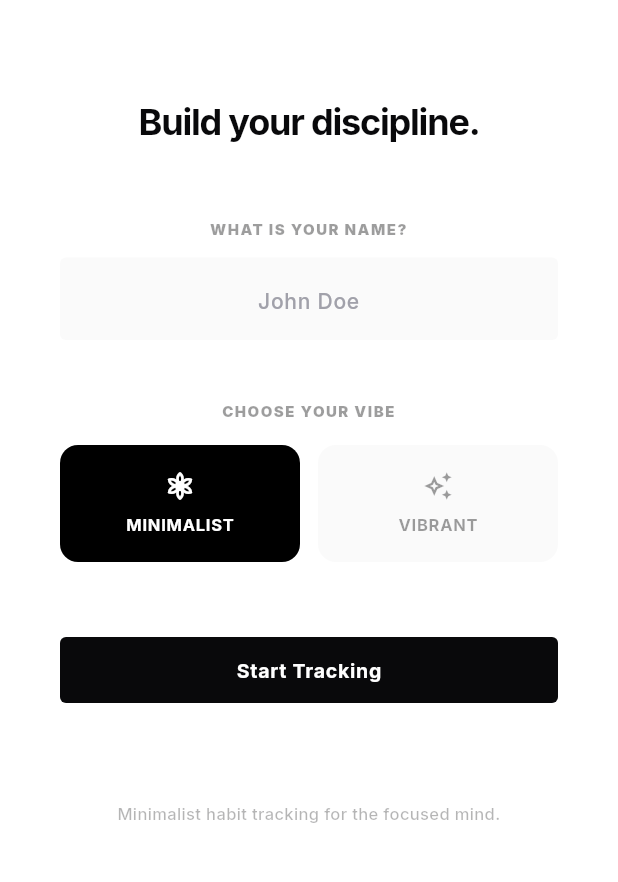
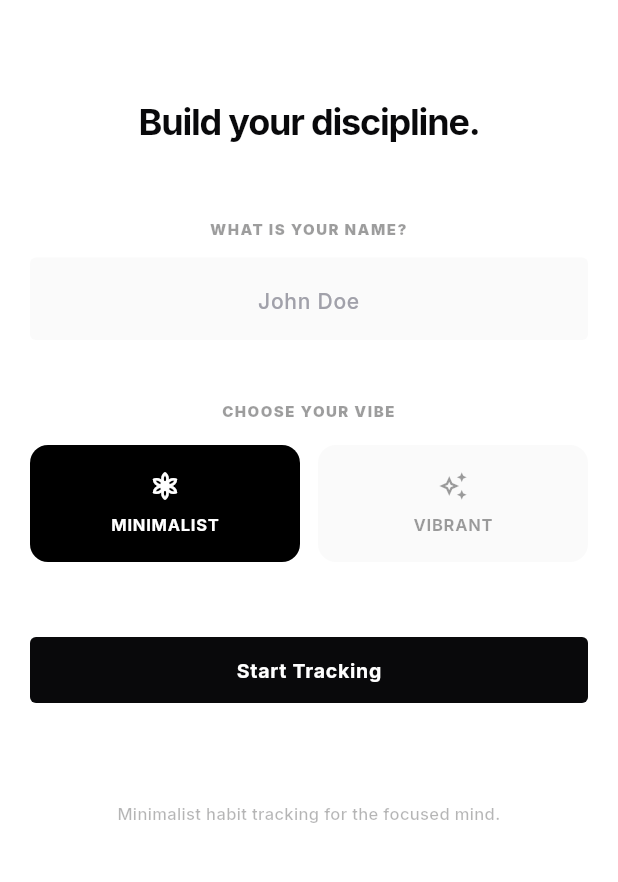
Before and after one commit to Uzee009/consistency-tracker, a Flutter app: the screen it shows after launch, on a phone screen of 412 x 824 dp, the part 218-1100 px from its top. Run offline on Flutter 3.47's test engine with Material 3 defaults, Android fonts, the phone set to English and light mode, and no system bars; our stand-ins replace fl_chart, google_fonts, shared_preferences, sqflite, sqflite_common_ffi; missing offline and left inert: window_manager; accounts and stored records are empty.

Commit message:
fix(startup): Improve theme application on startup and enhance FirstRunSetupScreen
- Refactored theme management in main.dart to ensure earlier and more consistent theme application during startup.
- Adjusted the layout of FirstRunSetupScreen with a constrained, centered design for improved aesthetics.
- Implemented dynamic preview of VisualStyles directly on FirstRunSetupScreen upon selection.

```diff
--- a/lib/main.dart
+++ b/lib/main.dart
@@ -57,11 +57,36 @@ class MyApp extends StatefulWidget {
 
 class _MyAppState extends State<MyApp> {
   late Future<bool> _isFirstRun;
+  late ThemeMode _currentThemeMode;
+  late VisualStyle _currentVisualStyle;
+  late bool _isDark;
 
   @override
   void initState() {
     super.initState();
     _isFirstRun = _checkFirstRun();
+    _currentThemeMode = themeNotifier.value;
+    _currentVisualStyle = styleNotifier.value;
+    themeNotifier.addListener(_updateThemeAndStyle);
+    styleNotifier.addListener(_updateThemeAndStyle);
+  }
+
+  @override
+  void dispose() {
+    themeNotifier.removeListener(_updateThemeAndStyle);
+    styleNotifier.removeListener(_updateThemeAndStyle);
+    super.dispose();
+  }
+
+  void _updateThemeAndStyle() {
+    setState(() {
+      _currentThemeMode = themeNotifier.value;
+      _currentVisualStyle = styleNotifier.value;
+      // Recalculate isDark based on the new values
+      _isDark = _currentThemeMode == ThemeMode.dark ||
+                (_currentThemeMode == ThemeMode.system &&
+                 WidgetsBinding.instance.window.platformBrightness == Brightness.dark);
+    });
   }
 
   Future<bool> _checkFirstRun() async {
@@ -71,20 +96,17 @@ class _MyAppState extends State<MyApp> {
 
   @override
   Widget build(BuildContext context) {
-    return ValueListenableBuilder<ThemeMode>(
-      valueListenable: themeNotifier,
-      builder: (_, mode, __) {
-        return ValueListenableBuilder<VisualStyle>(
-          valueListenable: styleNotifier,
-          builder: (_, style, __) {
-            final bool isDark = mode == ThemeMode.dark ||
-                (mode == ThemeMode.system && MediaQuery.platformBrightnessOf(context) == Brightness.dark);
+    // Initial calculation of _isDark, or update if context changes (e.g., system brightness)
+    // This is crucial for ThemeMode.system
+    _isDark = _currentThemeMode == ThemeMode.dark ||
+              (_currentThemeMode == ThemeMode.system &&
+               MediaQuery.of(context).platformBrightness == Brightness.dark);
 
-            final primaryColor = StyleService.getPrimaryColor(style, isDark);
+    final primaryColor = StyleService.getPrimaryColor(_currentVisualStyle, _isDark);
 
     return MaterialApp(
       title: 'Consistency Tracker',
-              themeMode: mode,
+      themeMode: _currentThemeMode,
       theme: ThemeData(
         textTheme: GoogleFonts.interTextTheme(ThemeData.light().textTheme),
         colorScheme: ColorScheme.fromSeed(
@@ -128,7 +150,7 @@ class _MyAppState extends State<MyApp> {
         elevatedButtonTheme: ElevatedButtonThemeData(
           style: ElevatedButton.styleFrom(
             backgroundColor: primaryColor,
-                    foregroundColor: style == VisualStyle.vibrant ? Colors.white : Colors.white,
+            foregroundColor: _currentVisualStyle == VisualStyle.vibrant ? Colors.white : Colors.white,
             elevation: 0,
             padding: const EdgeInsets.symmetric(horizontal: 24, vertical: 14),
             shape: RoundedRectangleBorder(borderRadius: BorderRadius.circular(4)),
@@ -185,7 +207,7 @@ class _MyAppState extends State<MyApp> {
         elevatedButtonTheme: ElevatedButtonThemeData(
           style: ElevatedButton.styleFrom(
             backgroundColor: primaryColor,
-                    foregroundColor: isDark && style == VisualStyle.minimalist ? const Color(0xFF09090B) : Colors.white,
+            foregroundColor: _isDark && _currentVisualStyle == VisualStyle.minimalist ? const Color(0xFF09090B) : Colors.white,
             elevation: 0,
             padding: const EdgeInsets.symmetric(horizontal: 24, vertical: 14),
             shape: RoundedRectangleBorder(borderRadius: BorderRadius.circular(4)),
@@ -203,8 +225,9 @@ class _MyAppState extends State<MyApp> {
         future: _isFirstRun,
         builder: (context, snapshot) {
           if (snapshot.connectionState == ConnectionState.waiting) {
-                    return const Scaffold(
-                      body: Center(
+            return Scaffold(
+              backgroundColor: Theme.of(context).scaffoldBackgroundColor,
+              body: const Center(
                 child: CircularProgressIndicator(),
               ),
             );
@@ -224,9 +247,5 @@ class _MyAppState extends State<MyApp> {
         },
       ),
     );
-          },
-        );
-      },
-    );
   }
 }
--- a/lib/screens/first_run_setup_screen.dart
+++ b/lib/screens/first_run_setup_screen.dart
@@ -53,8 +53,10 @@ class _FirstRunSetupScreenState extends State<FirstRunSetupScreen> {
 
     return Expanded(
       child: GestureDetector(
-        onTap: () => setState(() => _selectedStyle = style),
-        child: AnimatedContainer(
+        onTap: () {
+          setState(() => _selectedStyle = style);
+          styleNotifier.value = style; // Update global notifier for live preview
+        },        child: AnimatedContainer(
           duration: const Duration(milliseconds: 200),
           padding: const EdgeInsets.symmetric(vertical: 16),
           decoration: BoxDecoration(
@@ -103,7 +105,9 @@ class _FirstRunSetupScreenState extends State<FirstRunSetupScreen> {
       backgroundColor: Theme.of(context).scaffoldBackgroundColor,
       body: Center(
         child: SingleChildScrollView(
-          padding: const EdgeInsets.symmetric(horizontal: 40.0),
+          padding: const EdgeInsets.symmetric(horizontal: 20.0, vertical: 20.0),
+          child: ConstrainedBox(
+            constraints: const BoxConstraints(maxWidth: 400), // Max width for the content
             child: Column(
               mainAxisAlignment: MainAxisAlignment.center,
               crossAxisAlignment: CrossAxisAlignment.stretch,
@@ -199,6 +203,7 @@ class _FirstRunSetupScreenState extends State<FirstRunSetupScreen> {
             ),
           ),
         ),
+      ),
     );
   }
 }
```
Lines whose indentation alone changed are shown as unchanged.
